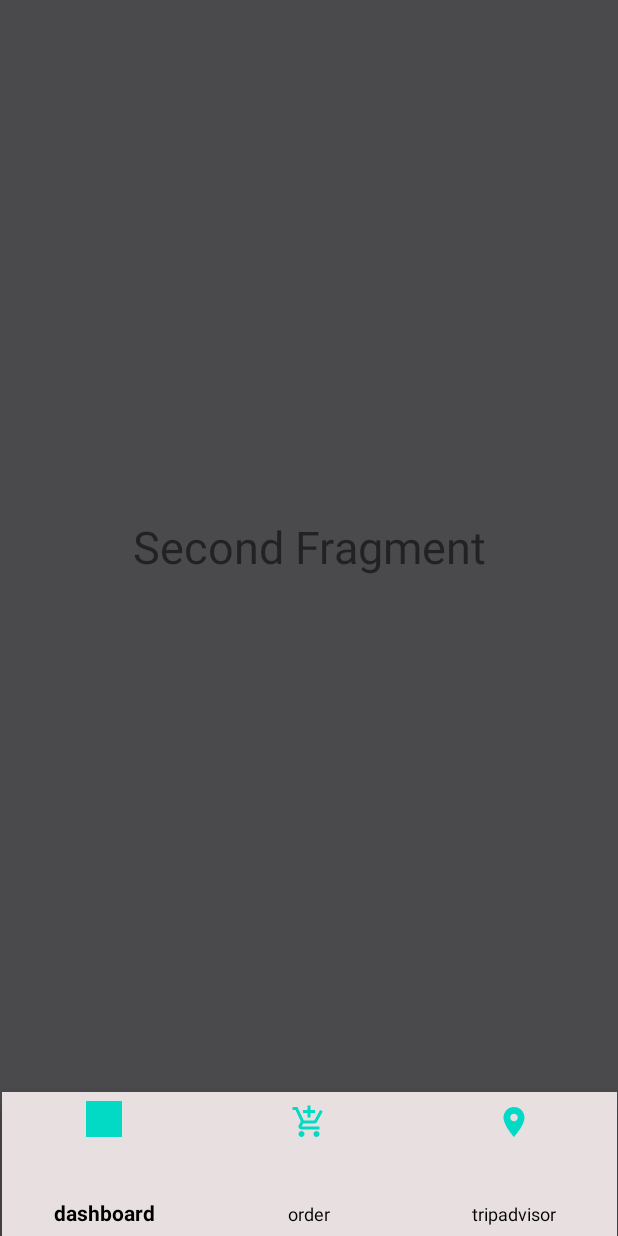
After one commit to rifat3302/MobilHotelQR, an Android app: the fragment fragment_second placed in its activity, on a phone screen of 412 x 824 dp. The commit adds this screen. Run offline under Robolectric (Android 15) with nearby library versions, the phone set to English and light mode, and no system bars; 1 statement that could not run was skipped.

Commit message:
fragments

```diff
--- a/app/build.gradle
+++ b/app/build.gradle
@@ -26,6 +26,7 @@ dependencies {
     implementation fileTree(dir: "libs", include: ["*.jar"])
     implementation 'androidx.appcompat:appcompat:1.2.0'
     implementation 'androidx.constraintlayout:constraintlayout:2.0.4'
+    implementation 'com.google.android.material:material:1.3.0'
     testImplementation 'junit:junit:4.12'
     androidTestImplementation 'androidx.test.ext:junit:1.1.2'
     androidTestImplementation 'androidx.test.espresso:espresso-core:3.3.0'
--- a/app/src/main/java/com/example/mobilhotelqr/HomeActivity.java
+++ b/app/src/main/java/com/example/mobilhotelqr/HomeActivity.java
@@ -1,19 +1,56 @@
 package com.example.mobilhotelqr;
 
+import androidx.annotation.NonNull;
 import androidx.appcompat.app.AppCompatActivity;
+import androidx.fragment.app.Fragment;
 
 import android.os.Bundle;
+import android.view.MenuItem;
 import android.widget.Toast;
 
+import com.google.android.material.bottomnavigation.BottomNavigationItemView;
+import com.google.android.material.bottomnavigation.BottomNavigationView;
+
 public class HomeActivity extends AppCompatActivity {
+
+
+    private BottomNavigationView bottom_navigation;
+    private Fragment tempFragment;
 
     @Override
     protected void onCreate(Bundle savedInstanceState) {
         super.onCreate(savedInstanceState);
         setContentView(R.layout.activity_home);
-        //sukru deneme
-
         String mesaj = getIntent().getStringExtra("mesaj");
         Toast.makeText(this,mesaj,Toast.LENGTH_SHORT).show();
+
+        bottom_navigation=findViewById(R.id.bottom_navigation);
+        getSupportFragmentManager().beginTransaction().add(R.id.fragment_tutucu,new fragment_first()).commit();
+
+        bottom_navigation.setOnNavigationItemSelectedListener(new BottomNavigationView.OnNavigationItemSelectedListener() {
+            @Override
+            public boolean onNavigationItemSelected(@NonNull MenuItem item) {
+                if(item.getItemId()==R.id.dashboard){
+                    Toast.makeText(getApplicationContext(), "dashboard",Toast.LENGTH_SHORT).show();
+                    tempFragment=new fragment_first();
+
+                }
+                if(item.getItemId()==R.id.order){
+                    Toast.makeText(getApplicationContext(), "order",Toast.LENGTH_SHORT).show();
+                    tempFragment=new fragment_second();
+
+                }
+                if(item.getItemId()==R.id.tripadvisor){
+                    Toast.makeText(getApplicationContext(), "tripAdvisor",Toast.LENGTH_SHORT).show();
+                    tempFragment=new fragment_third();
+                }
+
+
+                getSupportFragmentManager().beginTransaction().replace(R.id.fragment_tutucu,tempFragment).commit();
+
+                return true;
+            }
+        });
     }
+
 }
--- /dev/null
+++ b/app/src/main/java/com/example/mobilhotelqr/fragment_first.java
@@ -0,0 +1,21 @@
+package com.example.mobilhotelqr;
+
+import android.os.Bundle;
+import android.view.LayoutInflater;
+import android.view.View;
+import android.view.ViewGroup;
+
+import androidx.annotation.NonNull;
+import androidx.annotation.Nullable;
+import androidx.fragment.app.Fragment;
+
+public class fragment_first extends Fragment {
+
+    @Nullable
+    @Override
+    public View onCreateView(@NonNull LayoutInflater inflater, @Nullable ViewGroup container, @Nullable Bundle savedInstanceState) {
+        return inflater.inflate(R.layout.fragment_first_layout,container,false);
+
+
+    }
+}
--- /dev/null
+++ b/app/src/main/java/com/example/mobilhotelqr/fragment_second.java
@@ -0,0 +1,21 @@
+package com.example.mobilhotelqr;
+
+import android.os.Bundle;
+import android.view.LayoutInflater;
+import android.view.View;
+import android.view.ViewGroup;
+
+import androidx.annotation.NonNull;
+import androidx.annotation.Nullable;
+import androidx.fragment.app.Fragment;
+
+public class fragment_second extends Fragment {
+
+    @Nullable
+    @Override
+    public View onCreateView(@NonNull LayoutInflater inflater, @Nullable ViewGroup container, @Nullable Bundle savedInstanceState) {
+        return inflater.inflate(R.layout.fragment_second_layout,container,false);
+
+    }
+
+}
--- /dev/null
+++ b/app/src/main/res/drawable/order.xml
@@ -0,0 +1,10 @@
+<vector xmlns:android="http://schemas.android.com/apk/res/android"
+    android:width="24dp"
+    android:height="24dp"
+    android:viewportWidth="24"
+    android:viewportHeight="24"
+    android:tint="?attr/colorControlNormal">
+  <path
+      android:fillColor="@android:color/white"
+      android:pathData="M11,9h2L13,6h3L16,4h-3L13,1h-2v3L8,4v2h3v3zM7,18c-1.1,0 -1.99,0.9 -1.99,2S5.9,22 7,22s2,-0.9 2,-2 -0.9,-2 -2,-2zM17,18c-1.1,0 -1.99,0.9 -1.99,2s0.89,2 1.99,2 2,-0.9 2,-2 -0.9,-2 -2,-2zM7.17,14.75l0.03,-0.12 0.9,-1.63h7.45c0.75,0 1.41,-0.41 1.75,-1.03l3.86,-7.01L19.42,4h-0.01l-1.1,2 -2.76,5L8.53,11l-0.13,-0.27L6.16,6l-0.95,-2 -0.94,-2L1,2v2h2l3.6,7.59 -1.35,2.45c-0.16,0.28 -0.25,0.61 -0.25,0.96 0,1.1 0.9,2 2,2h12v-2L7.42,15c-0.13,0 -0.25,-0.11 -0.25,-0.25z"/>
+</vector>
--- /dev/null
+++ b/app/src/main/res/drawable/trip_advisor.xml
@@ -0,0 +1,10 @@
+<vector xmlns:android="http://schemas.android.com/apk/res/android"
+    android:width="24dp"
+    android:height="24dp"
+    android:viewportWidth="24"
+    android:viewportHeight="24"
+    android:tint="?attr/colorControlNormal">
+  <path
+      android:fillColor="@android:color/white"
+      android:pathData="M12,2C8.13,2 5,5.13 5,9c0,5.25 7,13 7,13s7,-7.75 7,-13c0,-3.87 -3.13,-7 -7,-7zM12,11.5c-1.38,0 -2.5,-1.12 -2.5,-2.5s1.12,-2.5 2.5,-2.5 2.5,1.12 2.5,2.5 -1.12,2.5 -2.5,2.5z"/>
+</vector>
--- a/app/src/main/res/layout/activity_home.xml
+++ b/app/src/main/res/layout/activity_home.xml
@@ -4,9 +4,33 @@
     xmlns:tools="http://schemas.android.com/tools"
     android:layout_width="match_parent"
     android:layout_height="match_parent"
-    tools:context=".HomeActivity"
     android:background="#4A494C"
-    >
+    tools:context=".HomeActivity">
 
 
+    <com.google.android.material.bottomnavigation.BottomNavigationView
+        android:id="@+id/bottom_navigation"
+        android:layout_width="410dp"
+        android:layout_height="96dp"
+        android:background="#E8E0E0"
+        app:itemIconTint="@color/colorAccent"
+        app:itemTextColor="#000000"
+        app:layout_constraintBottom_toBottomOf="parent"
+        app:layout_constraintEnd_toEndOf="parent"
+        app:layout_constraintStart_toStartOf="parent"
+        app:menu="@menu/bottombarmenu">
+
+    </com.google.android.material.bottomnavigation.BottomNavigationView>
+
+    <FrameLayout
+        android:id="@+id/fragment_tutucu"
+        android:layout_width="match_parent"
+        android:layout_height="0dp"
+        app:layout_constraintBottom_toTopOf="@+id/bottom_navigation"
+        app:layout_constraintEnd_toEndOf="parent"
+        app:layout_constraintStart_toStartOf="parent"
+        app:layout_constraintTop_toTopOf="parent">
+
+    </FrameLayout>
+
 </androidx.constraintlayout.widget.ConstraintLayout>
--- /dev/null
+++ b/app/src/main/res/layout/fragment_second_layout.xml
@@ -0,0 +1,19 @@
+<?xml version="1.0" encoding="utf-8"?>
+<androidx.constraintlayout.widget.ConstraintLayout xmlns:android="http://schemas.android.com/apk/res/android"
+    xmlns:app="http://schemas.android.com/apk/res-auto"
+    xmlns:tools="http://schemas.android.com/tools"
+    android:layout_width="match_parent"
+    android:layout_height="match_parent">
+
+    <TextView
+        android:id="@+id/textView4"
+        android:layout_width="wrap_content"
+        android:layout_height="wrap_content"
+        android:text="Second Fragment"
+        android:textSize="30sp"
+        app:layout_constraintBottom_toBottomOf="parent"
+        app:layout_constraintEnd_toEndOf="parent"
+        app:layout_constraintHorizontal_bias="0.5"
+        app:layout_constraintStart_toStartOf="parent"
+        app:layout_constraintTop_toTopOf="parent" />
+</androidx.constraintlayout.widget.ConstraintLayout>
--- /dev/null
+++ b/app/src/main/res/menu/bottombarmenu.xml
@@ -0,0 +1,20 @@
+<?xml version="1.0" encoding="utf-8"?>
+<menu xmlns:android="http://schemas.android.com/apk/res/android">
+
+    <item
+        android:id="@+id/dashboard"
+        android:icon="@color/colorAccent"
+        android:iconTint="#810707"
+        android:title="dashboard"
+        android:visible="true" />
+    <item
+        android:id="@+id/order"
+        android:icon="@drawable/order"
+        android:title="order"
+        android:visible="true" />
+    <item
+        android:id="@+id/tripadvisor"
+        android:icon="@drawable/trip_advisor"
+        android:title="tripadvisor"
+        android:visible="true" />
+</menu>
```
Also changed, not shown: app/src/main/java/com/example/mobilhotelqr/fragment_third.java (added, +22 -0 lines), app/src/main/res/drawable/ic_baseline_space_dashboard_24.xml (added, +10 -0 lines), app/src/main/res/layout/fragment_first_layout.xml (added, +20 -0 lines), app/src/main/res/layout/fragment_third_layout.xml (added, +19 -0 lines).
